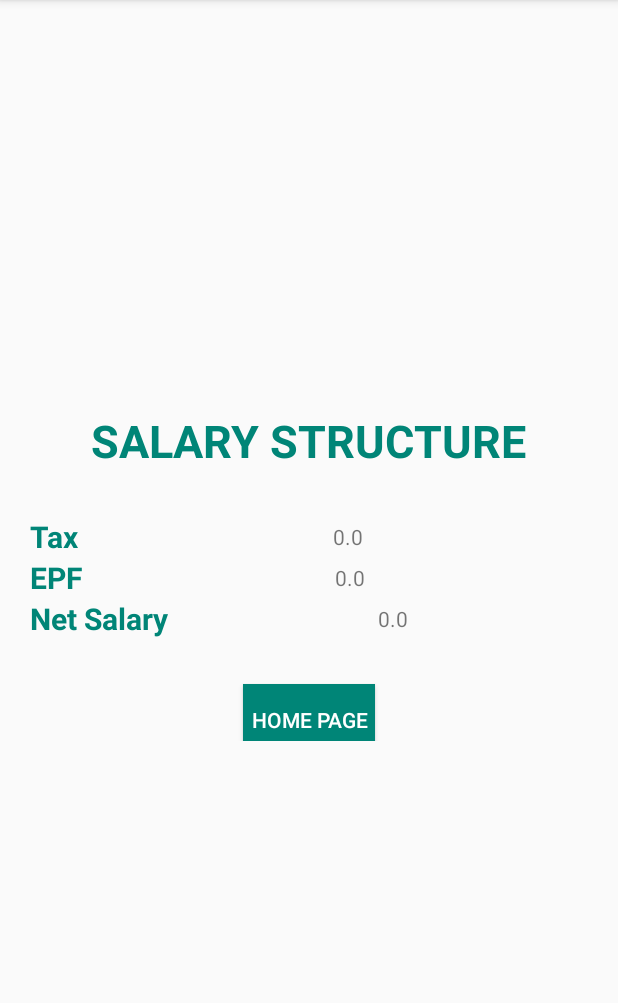
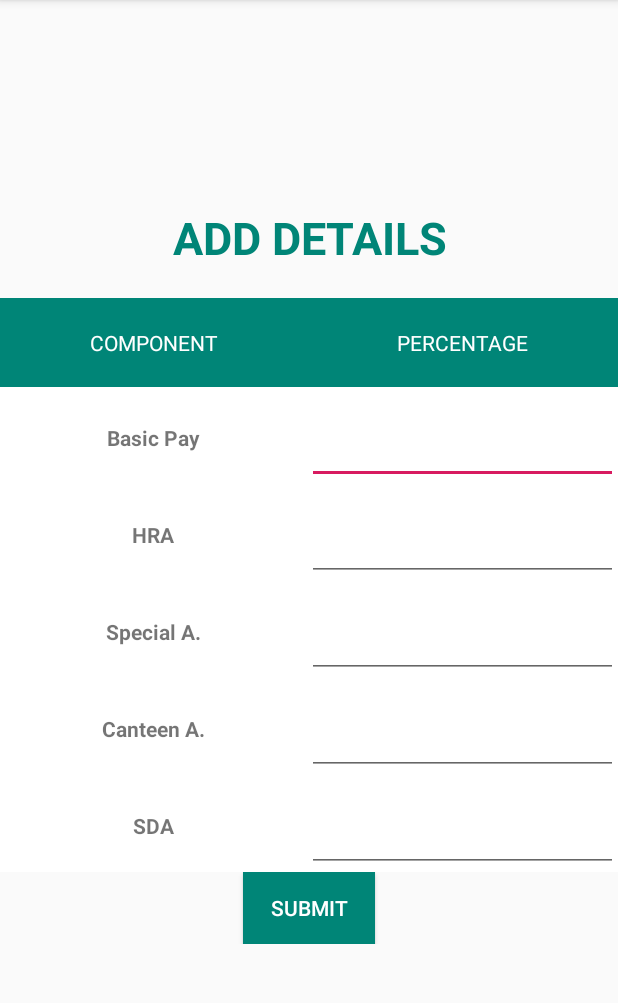
Before and after one commit to Pranali-Gaikwad/Salary-Calculator, an Android app: the ThirdActivity screen opened directly, with no data from a screen before it, on a phone screen of 412 x 824 dp, the part 84-1087 px from its top. Run offline under Robolectric (Android 15) with nearby library versions, the phone set to English and light mode, and no system bars.

Commit message:
Add one activity which will edit the percentage details

```diff
--- a/app/src/main/java/com/example/myapplication/NewActivity.java
+++ b/app/src/main/java/com/example/myapplication/NewActivity.java
@@ -2,7 +2,9 @@ package com.example.myapplication;
 
 import androidx.appcompat.app.AppCompatActivity;
 
+import android.content.Intent;
 import android.os.Bundle;
+import android.text.TextUtils;
 import android.view.View;
 import android.widget.Button;
 import android.widget.EditText;
@@ -16,6 +18,8 @@ public class NewActivity extends AppCompatActivity {
 
     EditText ctc1;
     Button btncal;
+
+    Button btnset;
 
     TextView basicpayPer1;
     TextView basicpayAmt1;
@@ -40,13 +44,21 @@ public class NewActivity extends AppCompatActivity {
 
     TextView netsalaryAmt1;
 
+    String text;
+    String texth;
+    String texts;
+    String textc;
+    String textsd;
+
     @Override
     protected void onCreate(Bundle savedInstanceState) {
         super.onCreate(savedInstanceState);
         setContentView(R.layout.new_activity);
 
+
         ctc1 = findViewById(R.id.ctc);
         btncal = findViewById(R.id.btnCalculate);
+        btnset=findViewById(R.id.btnsetting);
 
         basicpayPer1 = findViewById(R.id.basicPayPer);
         basicpayAmt1 = findViewById(R.id.basicPayAmt);
@@ -71,6 +83,7 @@ public class NewActivity extends AppCompatActivity {
 
         netsalaryAmt1 = findViewById(R.id.netsalaryAmt);
 
+
         btncal.setOnClickListener(new View.OnClickListener() {
             @Override
             public void onClick(View v) {
@@ -78,30 +91,46 @@ public class NewActivity extends AppCompatActivity {
 
             }
         });
+        btnset.setOnClickListener(new View.OnClickListener() {
+            @Override
+            public void onClick(View v) {
+                gotoSettings();
+            }
+        });
     }
     public void calculatorMethod() {
+
+
+        Intent intent=getIntent();
+        text=intent.getExtras().getString("bp1");
+        texth=intent.getExtras().getString("hra1");
+        texts=intent.getExtras().getString("sa1");
+        textc=intent.getExtras().getString("ca1");
+        textsd=intent.getExtras().getString("sda1");
+
+        double bpPer = Double.parseDouble(text);
+
         double ctcSalary = Double.parseDouble(ctc1.getText().toString());
-        double bpPer = Double.parseDouble(basicpayPer1.getText().toString());
+
+
         double bpAmt = Double.parseDouble(basicpayAmt1.getText().toString());
-        double hrap = Double.parseDouble(hraPer1.getText().toString());
+        double hrap = Double.parseDouble(texth);
         double hraA = Double.parseDouble(hraAmt1.getText().toString());
-        double sap = Double.parseDouble(saPer1.getText().toString());
+        double sap = Double.parseDouble(texts);
         double saa = Double.parseDouble(saAmt1.getText().toString());
-        double cap = Double.parseDouble(caPer1.getText().toString());
+        double cap = Double.parseDouble(textc);
         double caa = Double.parseDouble(caAmt1.getText().toString());
-        double sdap = Double.parseDouble(sdaPer1.getText().toString());
+        double sdap = Double.parseDouble(textsd);
         double sdaa = Double.parseDouble(sdaAmt1.getText().toString());
         double epfp = Double.parseDouble(epfPer1.getText().toString());
         double epfa = Double.parseDouble(epfAmt1.getText().toString());
         double taxp = Double.parseDouble(taxPer1.getText().toString());
         double taxa = Double.parseDouble(taxAmt1.getText().toString());
         double neta = Double.parseDouble(netsalaryAmt1.getText().toString());
-        bpPer = 30;
-        hrap = 10;
-        sap = 20;
-        cap = 5;
-        sdap = 5;
+
         epfp = 12;
+
+
         if (ctcSalary >= 0 && ctcSalary <= 250000) {
             taxp = 0;
             taxa = (ctcSalary * taxp / 100)/12;
@@ -113,14 +142,12 @@ public class NewActivity extends AppCompatActivity {
         } else if (ctcSalary > 500000 && ctcSalary <= 1000000) {
             taxp = 20;
             double above5=ctcSalary-500000;
-           // taxa = (ctcSalary / 12) * taxp / 100;
             taxa =(12500+(above5 * taxp /100))/12;
 
         } else {
             taxp=30;
             double above5=ctcSalary-1000000;
-           // taxa =(112500+(above5 * taxp /100))/12;
-           // taxa =(112500/12)+((above5/12) * taxp /100);
+
             taxa =(112500+(above5 * taxp /100))/12;
 
         }
@@ -158,4 +185,18 @@ public class NewActivity extends AppCompatActivity {
 
         netsalaryAmt1.setText(String.valueOf(df2.format(neta)));
     }
+
+
+
+    public void gotoSettings()
+    {
+        Intent intent = new Intent(this, ThirdActivity.class);
+        startActivity(intent);
+    }
+    boolean isEmpty(EditText text)
+    {
+        CharSequence str= text.getText().toString();
+        return TextUtils.isEmpty(str);
+
+    }
 }
--- a/app/src/main/java/com/example/myapplication/ThirdActivity.java
+++ b/app/src/main/java/com/example/myapplication/ThirdActivity.java
@@ -5,6 +5,7 @@ import android.os.Bundle;
 import android.text.TextUtils;
 import android.view.View;
 import android.widget.Button;
+import android.widget.EditText;
 import android.widget.TextView;
 import android.widget.Toast;
 
@@ -12,30 +13,87 @@ import androidx.appcompat.app.AppCompatActivity;
 
 public class ThirdActivity extends AppCompatActivity {
 
-    TextView tax;
-    TextView epf;
-    TextView netsalary;
-    Button btn;
+    EditText bpN;
+   EditText hraN;
+    EditText saN;
+    EditText  caN;
+    EditText sdaN;
 
-    String salary1;
-   /* String tp;
-    String ep;
-*/
+   Button btnsubmit;
+
     @Override
     protected void onCreate(Bundle savedInstanceState) {
         super.onCreate(savedInstanceState);
         setContentView(R.layout.third_activity);
+        bpN=findViewById(R.id.basicPayPer);
 
-             tax = findViewById(R.id.tax);
+        btnsubmit=findViewById(R.id.btnaddDetails);
+
+        btnsubmit.setOnClickListener(new View.OnClickListener() {
+            @Override
+            public void onClick(View v) {
+                againGotoMain();
+            }
+        });
+
+        hraN=findViewById(R.id.hraPer);
+        saN=findViewById(R.id.saPer);
+        caN=findViewById(R.id.caPer);
+        sdaN=findViewById(R.id.sdaPer);
+
+
+
+
+        /*Bundle bundle = new Bundle();
+        bundle.putString("bp",bp);
+        bundle.putString("hra",hra);
+        bundle.putString("sa",sa);
+        bundle.putString("ca",ca);
+        bundle.putString("sda",sda);
+        i.putExtras(bundle);
+        startActivity(i);*/
+
+
+       /* btnsubmit.setOnClickListener(new View.OnClickListener() {
+            @Override
+            public void onClick(View v) {
+                submitChanges();
+            }
+        });*/
+    }
+    public void againGotoMain()
+    {
+
+
+        Intent i = new Intent(this, NewActivity.class);
+        String bp=bpN.getText().toString();
+        String hra=hraN.getText().toString();
+        String sa=saN.getText().toString();
+        String ca=caN.getText().toString();
+        String sda=sdaN.getText().toString();
+
+        i.putExtra("bp1", bp);
+        i.putExtra("hra1",hra);
+        i.putExtra("sa1",sa);
+        i.putExtra("ca1", ca);
+        i.putExtra("sda1",sda);
+
+        startActivity(i);
+
+    }
+
+}
+
+        /*     tax = findViewById(R.id.tax);
              epf = findViewById(R.id.epf);
              netsalary = findViewById(R.id.netsalary);
              btn=findViewById(R.id.btnOfClickToHome);
 
         Intent intent = getIntent();
         salary1=intent.getExtras().getString("ctc");
-        /*tp=intent.getExtras().getString("taxPer1");
+        *//*tp=intent.getExtras().getString("taxPer1");
         ep=intent.getExtras().getString("epfPer1");
-*/
+*//*
         tax = findViewById(R.id.tax);
         epf = findViewById(R.id.epf);
         netsalary = findViewById(R.id.netsalary);
@@ -51,19 +109,19 @@ public class ThirdActivity extends AppCompatActivity {
 
 
 
-    }
-    public void netSalaryCalculation()
+    }*/
+    /*public void netSalaryCalculation()
     {
         double ctcSalary= Double.parseDouble(salary1);
-         /* double taxPer=Double.parseDouble(tp);
-        double epfPer=Double.parseDouble(ep);*/
+         *//* double taxPer=Double.parseDouble(tp);
+        double epfPer=Double.parseDouble(ep);*//*
         double netsalaryOfMonth;
         double  ctcTax;
         double  ctcEpf;
 
-       /* double  ctcTax=(ctcSalary*taxPer/100)/12;
-        double  ctcEpf=(ctcSalary*epfPer/100)/12;*/
-      /* if(isEmpty(tax) && isEmpty(epf))
+       *//* double  ctcTax=(ctcSalary*taxPer/100)/12;
+        double  ctcEpf=(ctcSalary*epfPer/100)/12;*//*
+      *//* if(isEmpty(tax) && isEmpty(epf))
         {
             Toast t=Toast.makeText(this, "You must Add details in Settings", Toast.LENGTH_SHORT);
             t.show();
@@ -72,7 +130,7 @@ public class ThirdActivity extends AppCompatActivity {
         {
             ctcTax=(ctcSalary*taxPer/100)/12;
             ctcEpf=(ctcSalary*epfPer/100)/12;
-        }*/
+        }*//*
        if(ctcSalary>=500000)
         {
             ctcTax=(ctcSalary*10/100)/12;
@@ -108,3 +166,5 @@ public class ThirdActivity extends AppCompatActivity {
     }
 
     }
+
+*/
--- a/app/src/main/res/layout/new_activity.xml
+++ b/app/src/main/res/layout/new_activity.xml
@@ -1,4 +1,5 @@
 <?xml version="1.0" encoding="utf-8"?>
+
 <LinearLayout
     xmlns:android="http://schemas.android.com/apk/res/android"
     android:orientation="vertical"
@@ -27,15 +28,21 @@
             android:gravity="center"/>
 
         <Button
-            android:layout_width="100dp"
+            android:layout_width="80dp"
             android:layout_height="wrap_content"
             android:text="@string/btncheck"
-            android:layout_marginLeft="55sp"
+            android:layout_marginLeft="5sp"
             android:textColor="#ffffff"
             android:id="@+id/btnCalculate"
-
             android:background="@color/colorPrimary"/>
-
+        <Button
+            android:layout_width="80dp"
+            android:layout_height="wrap_content"
+            android:text="Settings"
+            android:layout_marginLeft="5sp"
+            android:textColor="#ffffff"
+            android:id="@+id/btnsetting"
+            android:background="@color/colorPrimary"/>
 
     </LinearLayout>
     <LinearLayout
@@ -209,7 +216,7 @@
 
                     android:text="SDA"
                     android:textStyle="bold"
-                    android:layout_weight="1"
+
                     android:padding="20dip"
                     android:gravity="center"/>
 
@@ -320,6 +327,8 @@
         </TableLayout>
 
 
+
+
     </LinearLayout>
 
 
--- a/app/src/main/res/layout/third_activity.xml
+++ b/app/src/main/res/layout/third_activity.xml
@@ -22,9 +22,9 @@
             <TextView
                 android:layout_width="wrap_content"
                 android:layout_height="wrap_content"
-                android:layout_marginBottom="30sp"
+
                 android:gravity="center"
-                android:text="SALARY STRUCTURE"
+                android:text="ADD DETAILS"
                 android:textStyle="bold"
                 android:textSize="30dp"
                 android:textColor="@color/colorPrimary"/>
@@ -34,69 +34,145 @@
             android:layout_width="match_parent"
             android:layout_height="wrap_content"
             android:orientation="horizontal"
+            android:layout_marginTop="20dp"
             android:gravity="center">
 
+            <TableLayout
+
+                android:layout_width="match_parent"
+                android:layout_height="match_parent"
+                android:shrinkColumns="*"
+                android:stretchColumns="*"
+                android:background="#ffffff">
+
+
+                <TableRow
+                    android:id="@+id/tableRow1"
+                    android:layout_height="wrap_content"
+                    android:layout_width="match_parent">
+
                     <TextView
-                android:layout_width="wrap_content"
+                        android:id="@+id/TextView1"
+                        android:text="COMPONENT"
+                        android:layout_weight="1"
+                        android:background="@color/colorPrimary"
+                        android:textColor="#ffffff"
+                        android:padding="20dip"
+                        android:gravity="center"/>
+
+                    <TextView
+                        android:id="@+id/TextView2"
+                        android:text="PERCENTAGE"
+                        android:layout_weight="1"
+                        android:background="@color/colorPrimary"
+                        android:textColor="#ffffff"
+                        android:padding="20dip"
+                        android:gravity="center"/>
+                </TableRow>
+                <TableRow
+                    android:id="@+id/tableRow2"
                     android:layout_height="wrap_content"
-                android:layout_marginLeft="20sp"
-                android:text="@string/tax"
-                android:textSize="20sp"
+                    android:layout_width="match_parent">
+
+                    <TextView
+
+                        android:text="Basic Pay"
                         android:textStyle="bold"
-                android:textColor="@color/colorPrimary"/>
-            <TextView
-                android:layout_width="match_parent"
-                android:layout_height="wrap_content"
-                android:id="@+id/tax"
-                android:text=""
+                        android:layout_weight="1"
+                        android:padding="20dip"
+                        android:gravity="center"/>
+
+                    <EditText
+                        android:id="@+id/basicPayPer"
+
+                        android:layout_weight="1"
+                        android:padding="20dip"
                         android:gravity="center"/>
 
 
-        </LinearLayout>
-        <LinearLayout
-            android:layout_width="match_parent"
+                </TableRow>
+                <TableRow
+                    android:id="@+id/tableRow3"
                     android:layout_height="wrap_content"
-            android:orientation="horizontal"
-            android:gravity="center">
+                    android:layout_width="match_parent">
 
                 <TextView
-                android:layout_width="wrap_content"
-                android:layout_height="wrap_content"
-                android:layout_marginLeft="20sp"
-                android:text="@string/epf"
-                android:textSize="20sp"
+
+                    android:text="HRA"
                     android:textStyle="bold"
-                android:textColor="@color/colorPrimary"/>
-            <TextView
-                android:layout_width="match_parent"
-                android:layout_height="wrap_content"
-                android:id="@+id/epf"
-                android:text=""
+                    android:layout_weight="1"
+                    android:padding="20dip"
                     android:gravity="center"/>
 
+                <EditText
+                    android:id="@+id/hraPer"
 
-        </LinearLayout>
-        <LinearLayout
-            android:layout_width="match_parent"
+                    android:layout_weight="1"
+                    android:padding="20dip"
+                    android:gravity="center"/>
+                </TableRow>
+                <TableRow
+                    android:id="@+id/tableRow4"
                     android:layout_height="wrap_content"
-            android:orientation="horizontal"
-            android:gravity="center">
+                    android:layout_width="match_parent">
 
                 <TextView
-                android:layout_width="wrap_content"
-                android:layout_height="wrap_content"
-                android:layout_marginLeft="20sp"
-                android:text="@string/netsalary"
-                android:textSize="20sp"
+
+                    android:text="Special A."
                     android:textStyle="bold"
-                android:textColor="@color/colorPrimary"/>
-            <TextView
-                android:layout_width="match_parent"
-                android:layout_height="wrap_content"
-                android:id="@+id/netsalary"
-                android:text=""
+                    android:layout_weight="1"
+                    android:padding="20dip"
                     android:gravity="center"/>
 
+                <EditText
+                    android:id="@+id/saPer"
+
+                    android:layout_weight="1"
+                    android:padding="20dip"
+                    android:gravity="center"/>
+                </TableRow>
+                <TableRow
+                    android:id="@+id/tableRow5"
+                    android:layout_height="wrap_content"
+                    android:layout_width="match_parent">
+
+                <TextView
+
+                    android:text="Canteen A."
+                    android:textStyle="bold"
+                    android:layout_weight="1"
+                    android:padding="20dip"
+                    android:gravity="center"/>
+
+                <EditText
+                    android:id="@+id/caPer"
+
+                    android:layout_weight="1"
+                    android:padding="20dip"
+                    android:gravity="center"/>
+                </TableRow>
+                <TableRow
+                    android:id="@+id/tableRow6"
+                    android:layout_height="wrap_content"
+                    android:layout_width="match_parent">
+
+                <TextView
+
+                    android:text="SDA"
+                    android:textStyle="bold"
+
+                    android:padding="20dip"
+                    android:gravity="center"/>
+
+                <EditText
+                    android:id="@+id/sdaPer"
+
+                    android:layout_weight="1"
+                    android:padding="20dip"
+                    android:gravity="center"/>
+                </TableRow>
+
+            </TableLayout>
 
 </LinearLayout>
         <LinearLayout
@@ -106,15 +182,12 @@
             android:gravity="center">
 
             <Button
-            android:id="@+id/btnOfClickToHome"
                 android:layout_width="wrap_content"
                 android:layout_height="wrap_content"
-            android:gravity="center"
-            android:layout_marginTop="20dp"
-            android:background="@color/colorPrimary"
-            android:onClick="openHomePage"
-            android:text="@string/btnhome"
-            android:textColor="#ffffff" />
+                android:text="@string/btnadd"
+                android:textColor="#ffffff"
+                android:id="@+id/btnaddDetails"
+                android:background="@color/colorPrimary"/>
 </LinearLayout>
 </LinearLayout>
 </LinearLayout>
--- a/app/src/main/res/values/strings.xml
+++ b/app/src/main/res/values/strings.xml
@@ -6,13 +6,15 @@
     <string name="tax">Tax  </string>
     <string name="epf">EPF  </string>
     <string name="netsalary">Net Salary</string>
-    <string name="btncheck">Calculate</string>
+    <string name="btncheck">Check</string>
     <string name="btnsetting">Settings</string>
     <string name="secondtitle">ADD DETAILS</string>
     <string name="epfPer">EPF %</string>
     <string name="taxPer">Tax %</string>
-    <string name="btnadd">Add</string>
+    <string name="btnadd">SUBMIT</string>
     <string name="btnclick">click to next</string>
     <string name="btnOfBack">back</string>
     <string name="btnhome">Home Page</string>
+    <string name="vertical_ellipsis">&#8942;</string>
+
 </resources>
```
Lines whose indentation alone changed are shown as unchanged.
